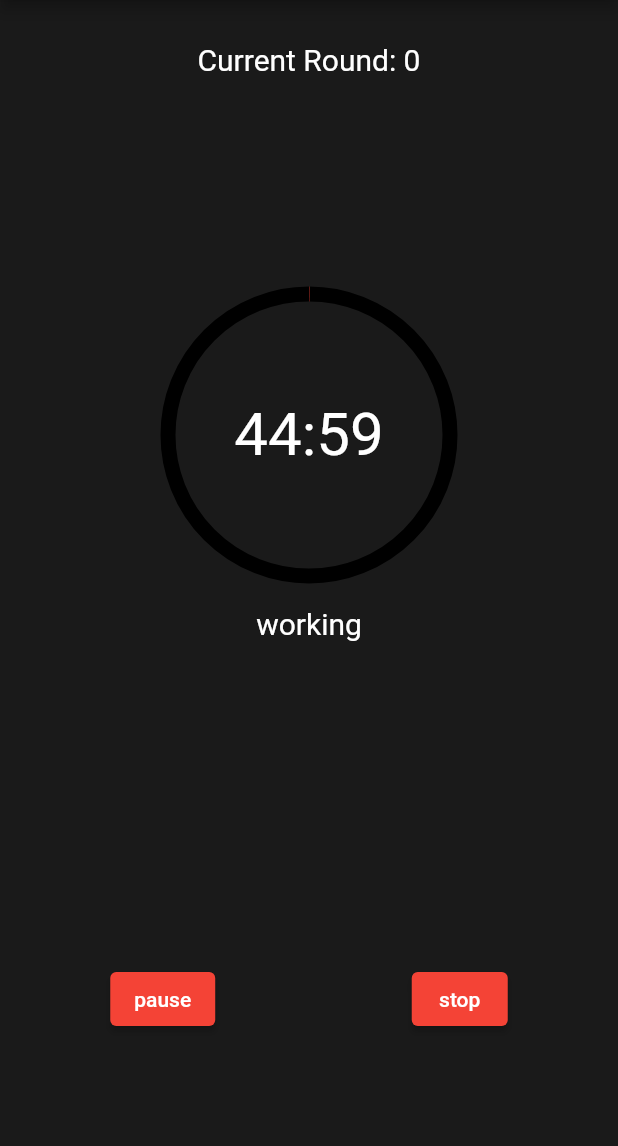
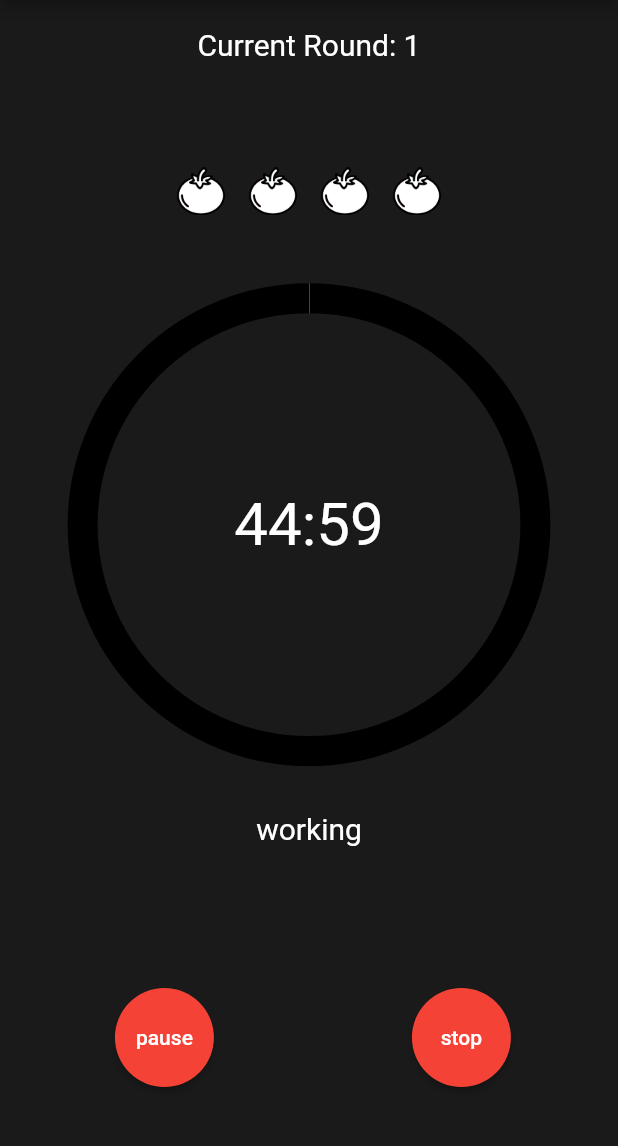
Before and after one commit to jelazi/pomodoro-countdown, a Flutter app: the screen it shows after launch, after a tap on "start", on a phone screen of 412 x 824 dp, the part 84-1230 px from its top. Run offline on Flutter 3.47's test engine with Material 2 defaults, Android fonts, the phone set to English and light mode, and no system bars; our stand-ins replace get, logger, settings_ui; missing offline and left inert: pausable_timer.

Commit message:
Add: icons, edit view screen

```diff
--- a/lib/controllers/countdown_controller.dart
+++ b/lib/controllers/countdown_controller.dart
@@ -19,6 +19,11 @@ enum typeRound {
   working,
 }
 
+enum stateRound {
+  undone,
+  done,
+}
+
 class CountDownController extends GetxController {
   final SettingsController _settingsController = Get.find();
 
@@ -37,6 +42,7 @@ class CountDownController extends GetxController {
   late CustomTimerPainter painter;
   RxString timerString = RxString('');
   late Timer secondTimer;
+  List<Rx<stateRound>> listRounds = [];
 
   createAnimationController(TickerProvider ticker) {
     tickerProvider = ticker;
@@ -56,6 +62,8 @@ class CountDownController extends GetxController {
     );
     timerString.value =
         '${currentDuration.inMinutes}:${(currentDuration.inSeconds % 60).toString().padLeft(2, '0')}';
+    listRounds =
+        List.generate(rounds.value + 1, (index) => Rx(stateRound.undone));
   }
 
   restartTimers() {
@@ -104,15 +112,21 @@ class CountDownController extends GetxController {
   }
 
   _endRound() {
-    print('round is finished');
+    logger.d('round is finished');
     print(currentSecondsRound);
     stateCount = stateCountdown.stop;
     _changedTextStartPaused(stateCount);
     if (currentTypeRound == typeRound.breaking) {
       currentRound.value++;
+
       if (currentRound.value > rounds.value) {
         currentRound.value = 0;
+        listRounds.forEach((element) {
+          element.value = stateRound.undone;
+        });
       }
+    } else {
+      listRounds[currentRound.value].value = stateRound.done;
     }
     currentTypeRound = currentTypeRound == typeRound.working
         ? typeRound.breaking
@@ -150,6 +164,9 @@ class CountDownController extends GetxController {
   }
 
   stop() {
+    if (stateCount != stateCountdown.play) {
+      return;
+    }
     controller.value = 1;
     timer.cancel();
     _endRound();
@@ -168,7 +185,7 @@ class CustomTimerPainter extends CustomPainter {
   @override
   void paint(Canvas canvas, Size size) {
     Paint paint = Paint()
-      ..strokeWidth = 10.0
+      ..strokeWidth = 20.0
       ..strokeCap = StrokeCap.butt
       ..style = PaintingStyle.stroke;
 
--- /dev/null
+++ b/lib/controllers/projects_controller.dart
@@ -0,0 +1,3 @@
+import 'package:get/get_state_manager/get_state_manager.dart';
+
+class ProjectsController extends GetxController {}
--- a/lib/main.dart
+++ b/lib/main.dart
@@ -2,6 +2,7 @@ import 'package:flutter/material.dart';
 import 'package:get/get.dart';
 import 'package:pomodoro_countdown/controllers/countdown_controller.dart';
 import 'package:pomodoro_countdown/controllers/file_controller.dart';
+import 'package:pomodoro_countdown/controllers/projects_controller.dart';
 import 'package:pomodoro_countdown/controllers/settings_controller.dart';
 import 'package:pomodoro_countdown/view/items/pomodoro_drawer.dart';
 import 'package:pomodoro_countdown/view/screens/main_screen.dart';
@@ -10,6 +11,7 @@ void main() {
   final SettingsController _settingsController = Get.put(SettingsController());
   final CountDownController _countDownController =
       Get.put(CountDownController());
+  final ProjectsController _projectControlller = Get.put(ProjectsController());
   final FileController _fileController = Get.put(FileController());
 
   runApp(MyApp());
--- /dev/null
+++ b/lib/models/project.dart
@@ -0,0 +1 @@
+class Project {}
--- a/lib/others/logger.dart
+++ b/lib/others/logger.dart
@@ -3,5 +3,5 @@ import 'logger_file_output.dart';
 
 Logger logger = Logger(
   printer: PrettyPrinter(),
-  output: LoggerFileOutput(),
+  //output: LoggerFileOutput(),
 );
--- a/lib/view/buttons/start_stop_group_buttons.dart
+++ b/lib/view/buttons/start_stop_group_buttons.dart
@@ -16,6 +16,8 @@ class _StartStopGroupButtonState extends State<StartStopGroupButton> {
 
   ButtonStyle styleBtn = ButtonStyle(
     backgroundColor: MaterialStateProperty.all(Colors.red),
+    shape: MaterialStateProperty.all(CircleBorder()),
+    padding: MaterialStateProperty.all(EdgeInsets.all(25)),
   );
 
   @override
--- /dev/null
+++ b/lib/view/items/tomato_icon.dart
@@ -0,0 +1,25 @@
+import 'package:flutter/material.dart';
+import 'package:get/get.dart';
+
+import '../../controllers/countdown_controller.dart';
+
+class TomatoIcon extends StatefulWidget {
+  Rx<stateRound> state;
+  TomatoIcon(this.state);
+
+  @override
+  State<TomatoIcon> createState() => _TomatoIconState();
+}
+
+class _TomatoIconState extends State<TomatoIcon> {
+  @override
+  Widget build(BuildContext context) {
+    return Obx(
+      () => IconButton(
+          onPressed: null,
+          icon: widget.state.value == stateRound.done
+              ? Image.asset('assets/icons/tomatoDone.png')
+              : Image.asset('assets/icons/tomatoUndone.png')),
+    );
+  }
+}
--- a/lib/view/screens/main_screen.dart
+++ b/lib/view/screens/main_screen.dart
@@ -2,6 +2,7 @@ import 'package:flutter/material.dart';
 import 'package:get/get.dart';
 import 'package:pomodoro_countdown/controllers/countdown_controller.dart';
 import 'package:pomodoro_countdown/view/buttons/start_stop_group_buttons.dart';
+import 'package:pomodoro_countdown/view/items/tomato_icon.dart';
 
 class MainScreen extends StatefulWidget {
   MainScreen();
@@ -29,19 +30,21 @@ class _MainScreenState extends State<MainScreen> with TickerProviderStateMixin {
             animation: _countDownController.controller,
             builder: (context, child) {
               return Stack(
-                children: <Widget>[
+                children: [
                   Padding(
                     padding: EdgeInsets.all(8.0),
                     child: Column(
-                      mainAxisAlignment: MainAxisAlignment.spaceBetween,
+                      mainAxisAlignment: MainAxisAlignment.center,
                       children: [
                         Expanded(
+                          flex: 10,
                           child: Padding(
-                            padding: const EdgeInsets.all(20.0),
+                            padding: const EdgeInsets.all(10.0),
                             child: Obx(
                               () => Text(
                                 "Current Round: ".tr +
-                                    _countDownController.currentRound.value
+                                    (_countDownController.currentRound.value +
+                                            1)
                                         .toString(),
                                 textAlign: TextAlign.center,
                                 style: TextStyle(
@@ -53,6 +56,23 @@ class _MainScreenState extends State<MainScreen> with TickerProviderStateMixin {
                           ),
                         ),
                         Expanded(
+                          flex: 15,
+                          child: Padding(
+                            padding: const EdgeInsets.all(10.0),
+                            child: Row(
+                              mainAxisAlignment: MainAxisAlignment.center,
+                              children: _countDownController.listRounds
+                                  .map(
+                                    (e) => TomatoIcon(e),
+                                  )
+                                  .toList(),
+                            ),
+                          ),
+                        ),
+                        Expanded(
+                          flex: 50,
+                          child: Padding(
+                            padding: const EdgeInsets.all(20.0),
                             child: Align(
                               alignment: FractionalOffset.center,
                               child: AspectRatio(
@@ -61,7 +81,8 @@ class _MainScreenState extends State<MainScreen> with TickerProviderStateMixin {
                                   children: <Widget>[
                                     Positioned.fill(
                                       child: CustomPaint(
-                                        painter: _countDownController.painter),
+                                          painter:
+                                              _countDownController.painter),
                                     ),
                                     Align(
                                       alignment: FractionalOffset.center,
@@ -88,7 +109,9 @@ class _MainScreenState extends State<MainScreen> with TickerProviderStateMixin {
                               ),
                             ),
                           ),
+                        ),
                         Expanded(
+                          flex: 15,
                           child: Padding(
                             padding: const EdgeInsets.all(20.0),
                             child: Obx(
@@ -105,6 +128,7 @@ class _MainScreenState extends State<MainScreen> with TickerProviderStateMixin {
                           ),
                         ),
                         Expanded(
+                          flex: 20,
                           child: StartStopGroupButton(),
                         ),
                       ],
--- a/pubspec.yaml
+++ b/pubspec.yaml
@@ -63,7 +63,9 @@ flutter:
   uses-material-design: true
 
   # To add assets to your application, add an assets section, like this:
-  # assets:
+  assets:
+    - assets/icons/
+    - assets/rings/
   #   - images/a_dot_burr.jpeg
   #   - images/a_dot_ham.jpeg
 
```
Also changed, not shown: assets/icons/tomatoDone.png (added), assets/icons/tomatoUndone.png (added), 3 other files. Lines whose indentation alone changed are shown as unchanged.
